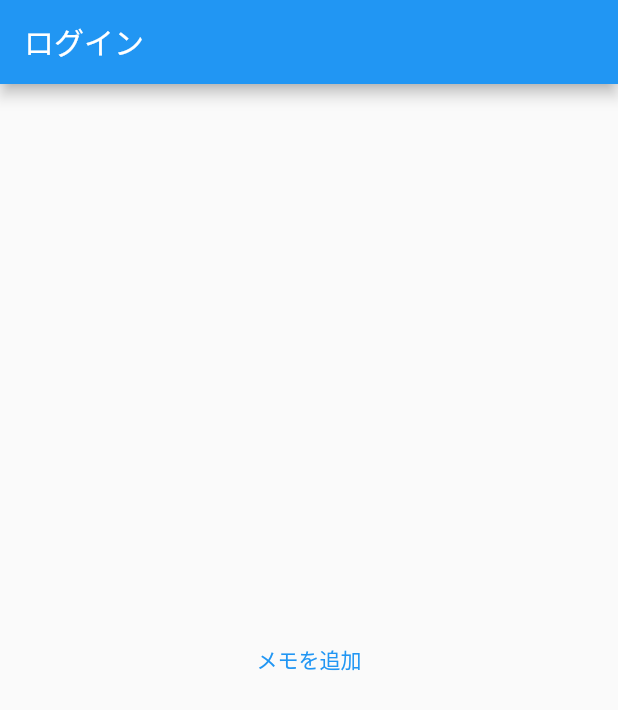
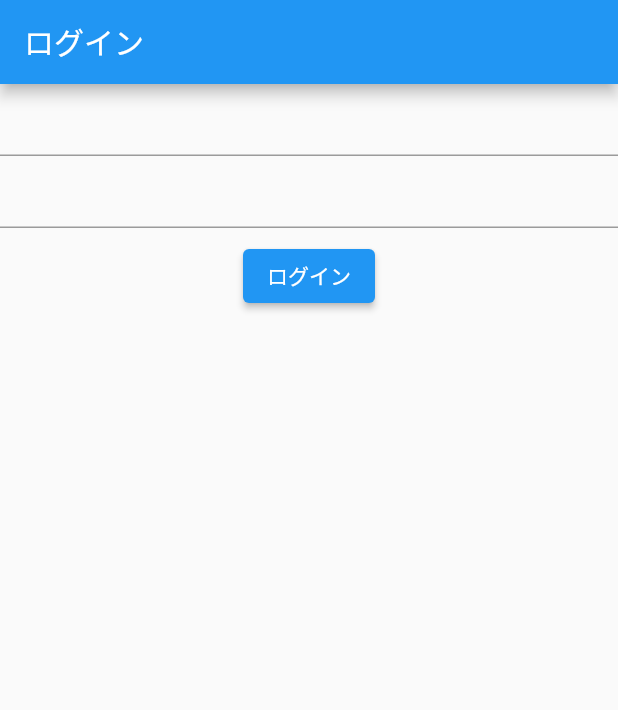
Before and after one commit to Yuta-KTD/one_minutes_memo, a Flutter app: the screen it shows after launch, on a phone screen of 412 x 824 dp. Shown: the top 710 px of the screen. Run offline on Flutter 3.47's test engine with Material 2 defaults, Android fonts, the phone set to English and light mode, and no system bars; our stand-ins replace firebase_auth, firebase_core, flutter_form_builder, flutter_riverpod, form_builder_validators, freezed_annotation and 1 more; accounts and stored records are empty.

Commit message:
ログインとその後の画面遷移を実装

```diff
--- a/lib/feature/auth/data/repository/auth_repository_impl.dart
+++ b/lib/feature/auth/data/repository/auth_repository_impl.dart
@@ -25,7 +25,7 @@ class AuthRepositoryImpl implements AuthRepositoryInterface {
   @override
   Future<void> signIn(LocalUser user) async {
     try {
-      await _auth.signInWithEmailAndPassword(
+      _auth.signInWithEmailAndPassword(
         email: user.email,
         password: user.password,
       );
--- /dev/null
+++ b/lib/feature/auth/presentation/sign_in_screen.dart
@@ -0,0 +1,64 @@
+import 'package:flutter/material.dart';
+import 'package:flutter_riverpod/flutter_riverpod.dart';
+import 'package:one_minutes_memo/constant/text_const.dart';
+import 'package:one_minutes_memo/feature/auth/presentation/controller/sign_in_controller.dart';
+import 'package:one_minutes_memo/ui/component/simple_text.dart';
+
+class SignInScreen extends ConsumerStatefulWidget {
+  const SignInScreen({super.key});
+
+  @override
+  ConsumerState<ConsumerStatefulWidget> createState() => _SignInScreenState();
+}
+
+class _SignInScreenState extends ConsumerState<SignInScreen> {
+  final _signInFormKey = GlobalKey<FormState>();
+  final _emailController = TextEditingController();
+  final _passwordController = TextEditingController();
+
+  @override
+  void dispose() {
+    _emailController.dispose();
+    _passwordController.dispose();
+    super.dispose();
+  }
+
+  @override
+  Widget build(BuildContext context) {
+    return Scaffold(
+      appBar: AppBar(
+        title: const SimpleText(TextConst.signInTitle),
+      ),
+      body: Center(
+        child: Form(
+          key: _signInFormKey,
+          child: Column(
+            children: [
+              TextFormField(
+                controller: _emailController,
+              ),
+              TextFormField(
+                controller: _passwordController,
+              ),
+              Padding(
+                padding: const EdgeInsets.all(8.0),
+                child: ElevatedButton(
+                  onPressed: () => _onPressed(),
+                  child: const Text('ログイン'),
+                ),
+              )
+            ],
+          ),
+        ),
+      ),
+    );
+  }
+
+  Future<void> _onPressed() async {
+    final signInController = ref.read(signInControllerAsyncProvider.notifier);
+    await signInController.signIn(
+      email: _emailController.text,
+      password: _passwordController.text,
+    );
+  }
+}
--- a/lib/feature/auth/view/sign_in_screen.dart
+++ /dev/null
@@ -1,24 +0,0 @@
-import 'package:flutter/material.dart';
-import 'package:go_router/go_router.dart';
-
-import '../../../constant/text_const.dart';
-import '../../../ui/component/simple_text.dart';
-
-class SignInScreen extends StatelessWidget {
-  const SignInScreen({super.key});
-
-  @override
-  Widget build(BuildContext context) {
-    return Scaffold(
-      appBar: AppBar(
-        title: const SimpleText(TextConst.signInTitle),
-      ),
-      body: Center(
-        child: TextButton(
-          child: const SimpleText('メモを追加'),
-          onPressed: () => context.go('/title'),
-        ),
-      ),
-    );
-  }
-}
--- a/lib/router/router.dart
+++ b/lib/router/router.dart
@@ -1,13 +1,15 @@
 import 'package:flutter_riverpod/flutter_riverpod.dart';
 import 'package:go_router/go_router.dart';
 import 'package:one_minutes_memo/feature/auth/data/repository/auth_repository_impl.dart';
+import 'package:one_minutes_memo/feature/auth/presentation/sign_in_screen.dart';
 import 'package:one_minutes_memo/feature/auth/presentation/sign_up_screen.dart';
-import 'package:one_minutes_memo/feature/auth/view/sign_in_screen.dart';
 import 'package:one_minutes_memo/feature/memo/presentation/add_memo_sceen.dart';
 import 'package:one_minutes_memo/feature/memo/presentation/title_screen.dart';
 
 final routerProvider = Provider.autoDispose<GoRouter>(
-  (ref) => GoRouter(
+  (ref) {
+    final authState = ref.watch(authStateChangesProvier);
+    return GoRouter(
       routes: [
         GoRoute(
           path: '/',
@@ -29,11 +31,12 @@ final routerProvider = Provider.autoDispose<GoRouter>(
         ),
       ],
       redirect: (context, state) {
-      final authState = ref.watch(authStateChangesProvier).valueOrNull;
-      if (authState != null) {
+        if (authState.isLoading || authState.hasError) return null;
+
+        if (authState.valueOrNull == null) return null;
+
         return '/title';
-      }
-      return '/';
       },
-  ),
     );
+  },
+);
```
Also changed, not shown: lib/feature/auth/presentation/controller/sign_in_controller.dart (added, +25 -0 lines). Lines whose indentation alone changed are shown as unchanged.
